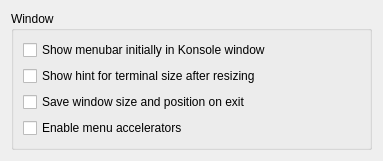
Above: src/settings/GeneralSettings.ui from KDE/konsole before the change. Below: the same form after it.
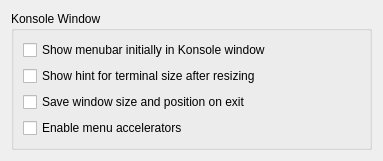
That is the form after the change.

The edit to the form file:
```diff
--- a/src/settings/GeneralSettings.ui
+++ b/src/settings/GeneralSettings.ui
@@ -25,10 +25,7 @@
      <item>
       <widget class="QGroupBox" name="groupBox_1">
        <property name="title">
-        <string notr="true">Window</string>
-       </property>
-       <property name="flat">
-        <bool>true</bool>
+        <string>Konsole Window</string>
        </property>
        <layout class="QGridLayout" name="gridLayout">
         <item row="0" column="0">
```
